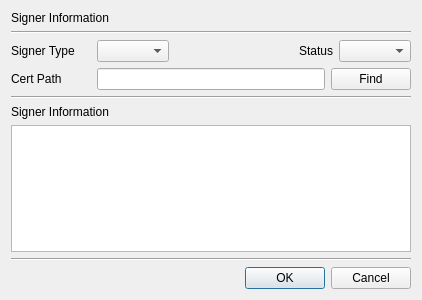
Before: the Qt Designer form CertMan/signer_dlg.ui in jykim74/CertMan, drawn with Qt 5.
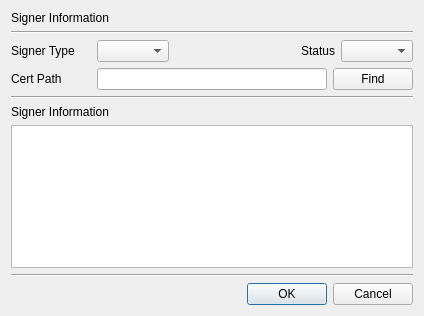
After: the same form once the commit is applied.

Commit message: UI 개선

Diff of the .ui file:
```diff
--- a/CertMan/signer_dlg.ui
+++ b/CertMan/signer_dlg.ui
@@ -6,8 +6,8 @@
    <rect>
     <x>0</x>
     <y>0</y>
-    <width>418</width>
-    <height>300</height>
+    <width>424</width>
+    <height>316</height>
    </rect>
   </property>
   <property name="windowTitle">
```
Left out of the diff: 2 changed lines with no effect on the pictures. The commit also changes 6 other files.
